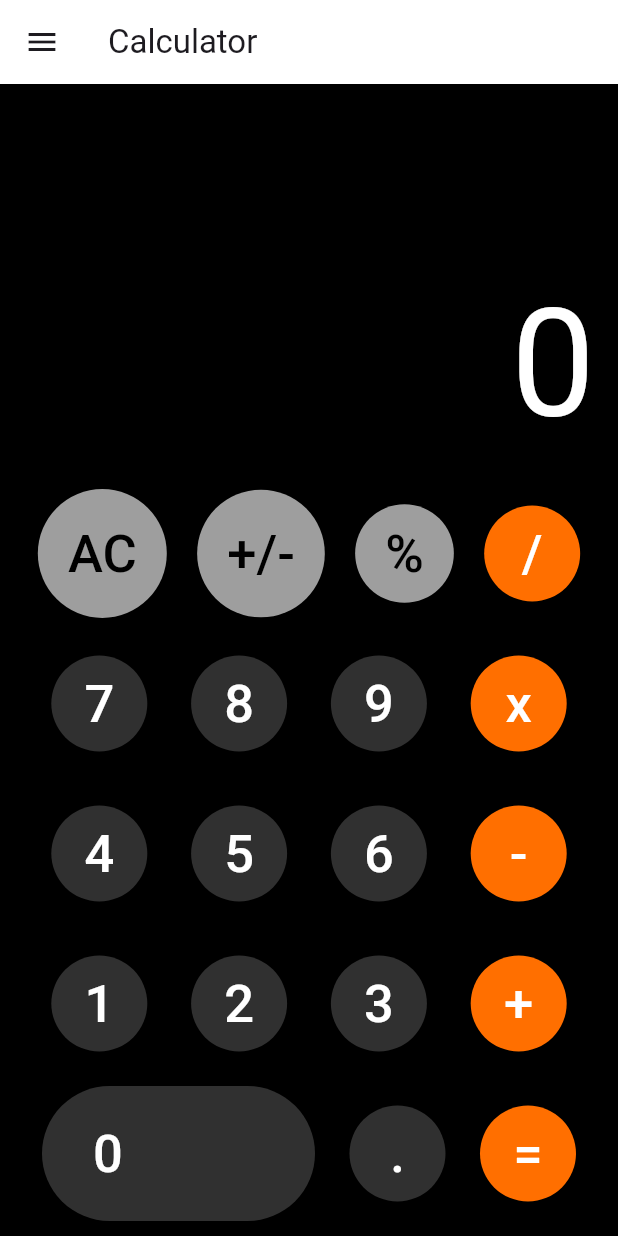
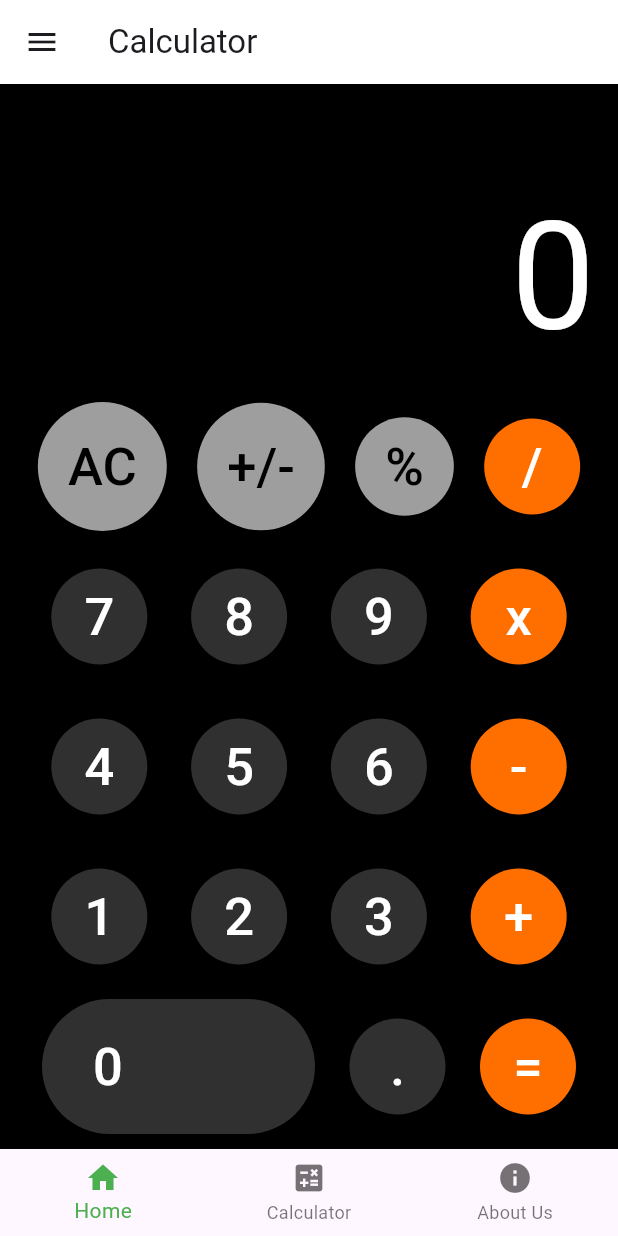
Before and after one commit to Joe-Ineza/calculatorAssignVersion2, a Flutter app: the Calculator screen opened directly, on a phone screen of 412 x 824 dp. Run offline on Flutter 3.47's test engine with Material 3 defaults, Android fonts, the light colour scheme and no system bars.

Commit message:
Added nav bottom bar to calculator page

```diff
--- a/lib/CalculatorView.dart
+++ b/lib/CalculatorView.dart
@@ -216,6 +216,40 @@ class _CalculatorState extends State<Calculator> {
           ],
         ),
       ),
+      bottomNavigationBar: BottomNavigationBar(
+        items: <BottomNavigationBarItem>[
+          BottomNavigationBarItem(
+            icon: Icon(Icons.home),
+            label: 'Home',
+          ),
+          BottomNavigationBarItem(
+            icon: Icon(Icons.calculate),
+            label: 'Calculator',
+          ),
+          BottomNavigationBarItem(
+            icon: Icon(Icons.info),
+            label: 'About Us',
+          ),
+        ],
+        selectedItemColor: Colors.green,
+        onTap: (int index) {
+          if (index == 0) {
+            Navigator.push(
+              context,
+              MaterialPageRoute(
+                builder: (context) => HomeScreen(),
+              ),
+            );
+          } else if (index == 1) {
+            Navigator.push(
+              context,
+              MaterialPageRoute(
+                builder: (context) => Calculator(),
+              ),
+            );
+          }
+        },
+      ),
     );
   }
 
```
